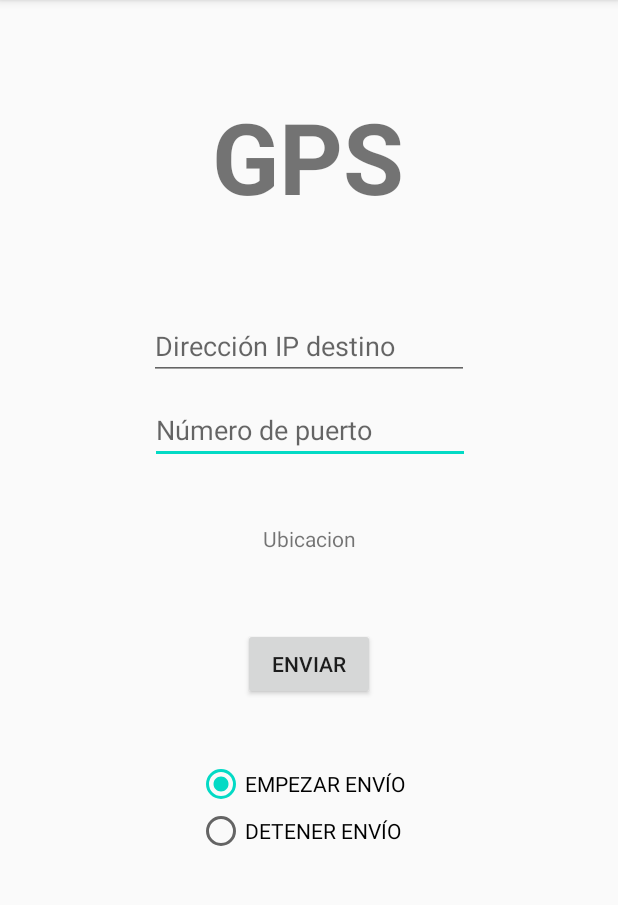
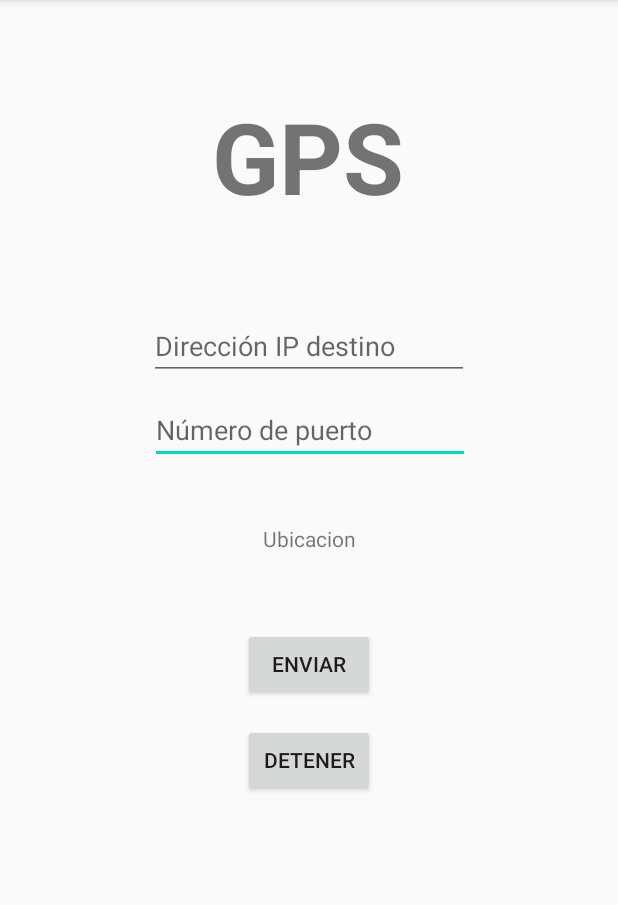
Before and after one commit to jfmarquez20/Proyecto-DE, an Android app: the screen it shows after launch (MainActivity), after a tap on "ENVIAR", on a phone screen of 412 x 824 dp, the part 84-989 px from its top. Run offline under Robolectric (Android 15) with nearby library versions, the phone set to English and light mode, and no system bars; 1 statement that could not run was skipped.

Commit message:
Updated UI, added stop button.

```diff
--- a/GpsLocation/app/src/main/java/com/example/gpslocation/MainActivity.java
+++ b/GpsLocation/app/src/main/java/com/example/gpslocation/MainActivity.java
@@ -53,6 +53,7 @@ public class MainActivity extends AppCompatActivity {
     //Instanciacion
     EditText etPort, etIp;
     Button btnEnviar;
+    Button btnDetener;
     TextView tvLocation;
     RadioButton rbtnTcp, rbtnUdp;
     private Handler mHandler = new Handler();
@@ -69,9 +70,7 @@ public class MainActivity extends AppCompatActivity {
         etPort = findViewById(R.id.editTextTextPersonName2);
         btnEnviar = findViewById(R.id.button2);
         tvLocation = findViewById(R.id.tvUbicacion);
-        rbtnTcp = findViewById(R.id.radioButton4);
-        rbtnUdp = findViewById(R.id.radioButton5);
-
+        btnDetener = findViewById(R.id.btndetener);
         //Permisos para enviar SMS y utilizar GPS
         while (ContextCompat.checkSelfPermission(MainActivity.this, Manifest.permission.ACCESS_FINE_LOCATION) != PackageManager.PERMISSION_GRANTED) {
             ActivityCompat.requestPermissions(MainActivity.this, new String[]{Manifest.permission.ACCESS_FINE_LOCATION}, 1);
@@ -91,16 +90,17 @@ public class MainActivity extends AppCompatActivity {
         btnEnviar.setOnClickListener(new View.OnClickListener() {
             @Override
             public void onClick(View view) {
-                if (rbtnTcp.isChecked()) {
-                    send.run();
-                } else {
-                   mHandler.removeCallbacks(send);
-                }
-
+                send.run();
             }
 
         });
+        btnDetener.setOnClickListener(new View.OnClickListener() {
+            @Override
+            public void onClick(View view) {
+                mHandler.removeCallbacks(send);
+            }
 
+        });
     }
 
     private class MyLocationListener implements LocationListener {
@@ -127,6 +127,7 @@ public class MainActivity extends AppCompatActivity {
         }
 
     }
+
     private Runnable send = new Runnable(){
         @Override
         public void run() {
@@ -134,45 +135,15 @@ public class MainActivity extends AppCompatActivity {
             DoBackgroundTask2 b1 = new DoBackgroundTask2();
             b1.execute(message);
             Toast.makeText(getApplicationContext(), "Mensaje enviado con éxito!", Toast.LENGTH_LONG).show();
-            mHandler.postDelayed(this, 5000);
+            mHandler.postDelayed(this, 4000); //Se programan constantes ejecuciones del Runnable
         }
     };
 
-    class DoBackgroundTask extends AsyncTask<String, Void, Void> {
-        Socket s;
-        PrintWriter writer;
+    class DoBackgroundTask2 extends AsyncTask<String, Void, Void> {
 
         @Override
         protected Void doInBackground(String... voids) {
-            //Tcp
-            String message = voids[0];
-            try {
-                int port = Integer.parseInt(etPort.getText().toString());
-                String ip = etIp.getText().toString();
-                s = new Socket(ip, port);
-                writer = new PrintWriter(s.getOutputStream());
-                writer.write(message);
-                writer.flush();
-                writer.close();
-                s.close();
-            } catch (UnknownHostException e) {
-                e.printStackTrace();
-            } catch (IOException e) {
-                e.printStackTrace();
-            }
-            return null;
-        }
-
-    }
-
-
-    class DoBackgroundTask2 extends AsyncTask<String, Void, Void> {
-        Socket s;
-        PrintWriter writer;
-
-        @Override
-        protected Void doInBackground(String... voids) {
-            //Aquí UDP
+                         //Aquí UDP
             try {
                 int port = Integer.parseInt(etPort.getText().toString());
                 String ip = etIp.getText().toString();
@@ -186,7 +157,7 @@ public class MainActivity extends AppCompatActivity {
                 //
 
                 DatagramPacket p = new DatagramPacket(messageu, msg_length, local, port);
-                su.send(p);//properly able to send data. i receive data to server
+                su.send(p);     //Envío de datos se realiza aquí
             } catch (SocketException e) {
                 e.printStackTrace();
             } catch (IOException e) {
--- a/GpsLocation/app/src/main/res/layout/activity_main.xml
+++ b/GpsLocation/app/src/main/res/layout/activity_main.xml
@@ -65,28 +65,16 @@
         app:layout_constraintStart_toStartOf="parent"
         app:layout_constraintTop_toBottomOf="@+id/tvTitulo" />
 
-    <RadioGroup
-        android:layout_width="149dp"
-        android:layout_height="62dp"
-        android:layout_marginTop="40dp"
+    <Button
+        android:id="@+id/btndetener"
+        android:layout_width="wrap_content"
+        android:layout_height="wrap_content"
+        android:layout_marginTop="16dp"
+        android:text="Detener"
         app:layout_constraintEnd_toEndOf="parent"
+        app:layout_constraintHorizontal_bias="0.501"
         app:layout_constraintStart_toStartOf="parent"
-        app:layout_constraintTop_toBottomOf="@+id/button2">
-
-        <RadioButton
-            android:id="@+id/radioButton4"
-            android:layout_width="match_parent"
-            android:layout_height="wrap_content"
-            android:checked="true"
-            android:text="EMPEZAR ENVÍO" />
-
-        <RadioButton
-            android:id="@+id/radioButton5"
-            android:layout_width="match_parent"
-            android:layout_height="wrap_content"
-            android:text="DETENER ENVÍO" />
-
-    </RadioGroup>
+        app:layout_constraintTop_toBottomOf="@+id/button2" />
 
 
 </androidx.constraintlayout.widget.ConstraintLayout>
```
